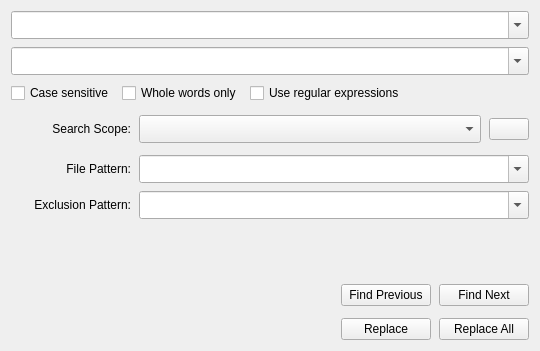
Above: App/panes/find_replace/replace_widget.ui from fengzhu2007/anycode before the change. Below: the same form after it.
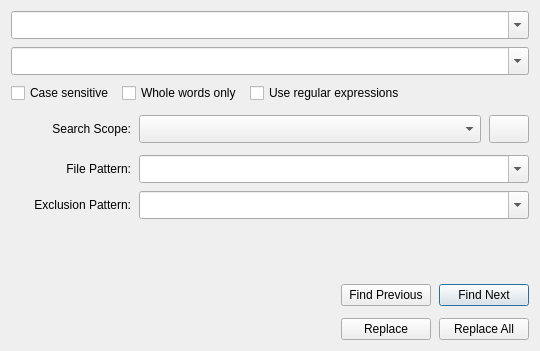
That is the form after the change. Icons and pictures are not drawn.

What changed in the file:
```diff
--- a/App/panes/find_replace/replace_widget.ui
+++ b/App/panes/find_replace/replace_widget.ui
@@ -148,6 +148,12 @@
      </item>
      <item>
       <widget class="QPushButton" name="selectFolder">
+       <property name="maximumSize">
+        <size>
+         <width>16777215</width>
+         <height>40</height>
+        </size>
+       </property>
        <property name="text">
         <string/>
        </property>
@@ -308,6 +314,9 @@
        <property name="autoDefault">
         <bool>true</bool>
        </property>
+       <property name="default">
+        <bool>true</bool>
+       </property>
       </widget>
      </item>
     </layout>
```
Left out of the diff: 2 changed lines with no effect on the pictures.
